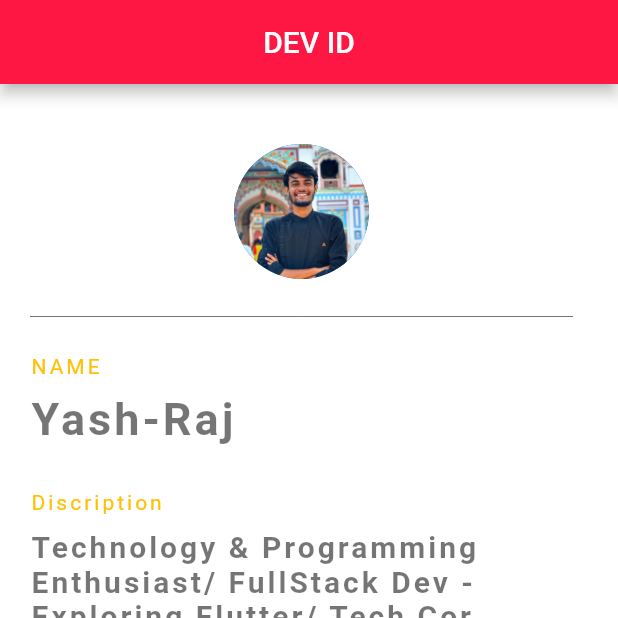
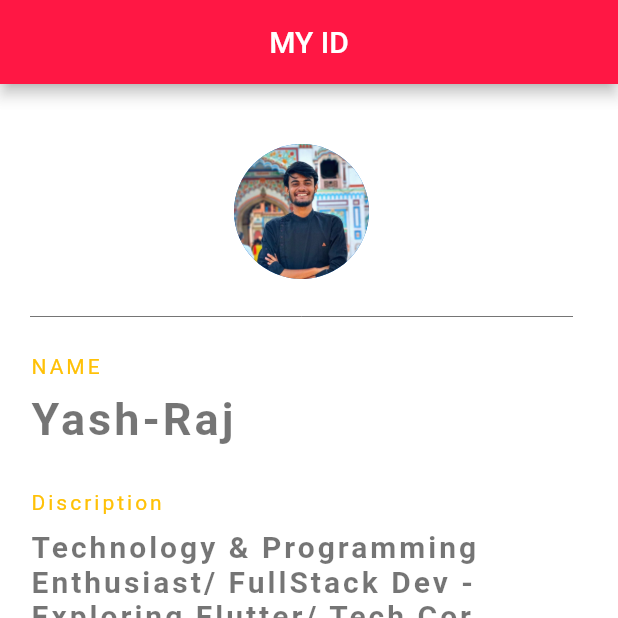
Before and after one commit to yash-raj10/MyApp, a Flutter app: the screen it shows after launch, on a phone screen of 412 x 824 dp, the top half of it. Run offline on Flutter 3.47's test engine with Material 2 defaults, Android fonts, the phone set to English and light mode, and no system bars.

Commit message:
Update main.dart

```diff
--- a/lib/main.dart
+++ b/lib/main.dart
@@ -11,7 +11,7 @@ class  MyDetails extends StatelessWidget {
     return Scaffold(
       backgroundColor: Colors.white54,
       appBar: AppBar(
-        title: Text('DEV ID'),
+        title: Text('MY ID'),
         centerTitle: true,
         backgroundColor: Colors.redAccent[400],
       ),
```
